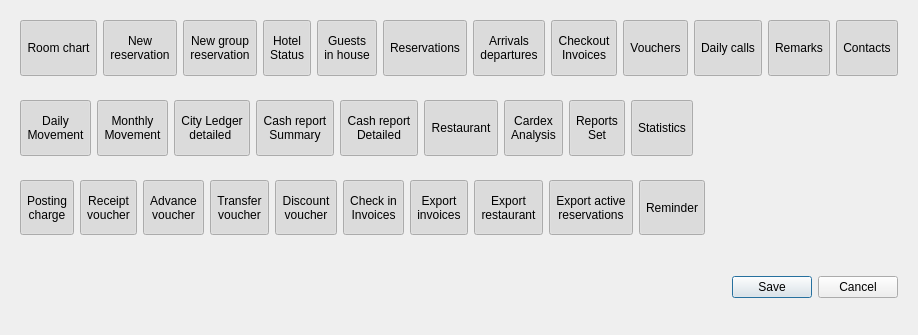
Old version of the form Resort/dlgwelcomebuttonconfig.ui in the repository End1-1/Resort.
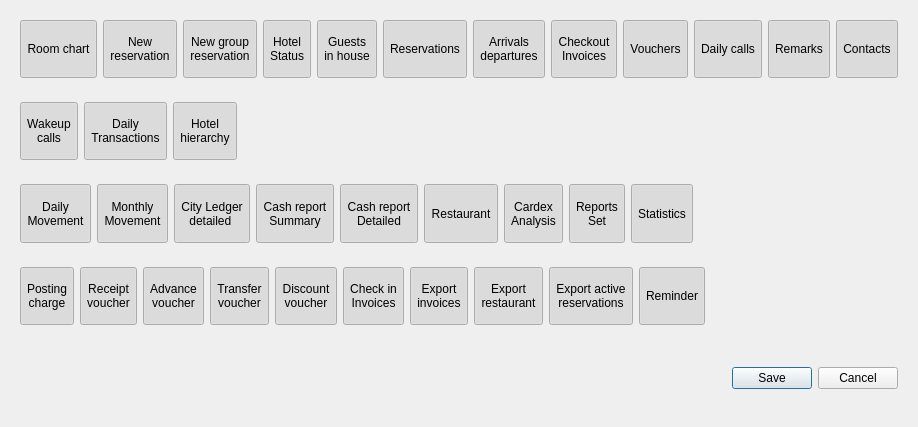
New version of the form. Icons and pictures are not drawn. Custom widgets are drawn as their Qt base class.

The edit to the form file:
```diff
--- a/Resort/dlgwelcomebuttonconfig.ui
+++ b/Resort/dlgwelcomebuttonconfig.ui
@@ -7,7 +7,7 @@
     <x>0</x>
     <y>0</y>
     <width>914</width>
-    <height>335</height>
+    <height>427</height>
    </rect>
   </property>
   <property name="windowTitle">
@@ -618,6 +618,178 @@
      </layout>
     </widget>
    </item>
+   <item>
+    <widget class="QWidget" name="w4" native="true">
+     <layout class="QHBoxLayout" name="horizontalLayout_5">
+      <item>
+       <widget class="EToolbarButton" name="btnWakeupCalls">
+        <property name="minimumSize">
+         <size>
+          <width>0</width>
+          <height>0</height>
+         </size>
+        </property>
+        <property name="maximumSize">
+         <size>
+          <width>555</width>
+          <height>555</height>
+         </size>
+        </property>
+        <property name="focusPolicy">
+         <enum>Qt::NoFocus</enum>
+        </property>
+        <property name="text">
+         <string>Wakeup
+calls</string>
+        </property>
+        <property name="icon">
+         <iconset resource="res.qrc">
+          <normaloff>:/images/alarm.png</normaloff>:/images/alarm.png</iconset>
+        </property>
+        <property name="iconSize">
+         <size>
+          <width>32</width>
+          <height>32</height>
+         </size>
+        </property>
+        <property name="checkable">
+         <bool>true</bool>
+        </property>
+        <property name="checked">
+         <bool>true</bool>
+        </property>
+        <property name="toolButtonStyle">
+         <enum>Qt::ToolButtonTextUnderIcon</enum>
+        </property>
+        <property name="autoRaise">
+         <bool>true</bool>
+        </property>
+        <property name="arrowType">
+         <enum>Qt::NoArrow</enum>
+        </property>
+        <property name="Tag" stdset="0">
+         <string/>
+        </property>
+       </widget>
+      </item>
+      <item>
+       <widget class="EToolbarButton" name="btnDailyTransactions">
+        <property name="minimumSize">
+         <size>
+          <width>0</width>
+          <height>0</height>
+         </size>
+        </property>
+        <property name="maximumSize">
+         <size>
+          <width>555</width>
+          <height>555</height>
+         </size>
+        </property>
+        <property name="focusPolicy">
+         <enum>Qt::NoFocus</enum>
+        </property>
+        <property name="text">
+         <string>Daily
+Transactions</string>
+        </property>
+        <property name="icon">
+         <iconset resource="res.qrc">
+          <normaloff>:/images/category.png</normaloff>:/images/category.png</iconset>
+        </property>
+        <property name="iconSize">
+         <size>
+          <width>32</width>
+          <height>32</height>
+         </size>
+        </property>
+        <property name="checkable">
+         <bool>true</bool>
+        </property>
+        <property name="checked">
+         <bool>true</bool>
+        </property>
+        <property name="toolButtonStyle">
+         <enum>Qt::ToolButtonTextUnderIcon</enum>
+        </property>
+        <property name="autoRaise">
+         <bool>true</bool>
+        </property>
+        <property name="arrowType">
+         <enum>Qt::NoArrow</enum>
+        </property>
+        <property name="Tag" stdset="0">
+         <string/>
+        </property>
+       </widget>
+      </item>
+      <item>
+       <widget class="EToolbarButton" name="btnHotelHierarchy">
+        <property name="minimumSize">
+         <size>
+          <width>0</width>
+          <height>0</height>
+         </size>
+        </property>
+        <property name="maximumSize">
+         <size>
+          <width>555</width>
+          <height>555</height>
+         </size>
+        </property>
+        <property name="focusPolicy">
+         <enum>Qt::NoFocus</enum>
+        </property>
+        <property name="text">
+         <string>Hotel
+hierarchy</string>
+        </property>
+        <property name="icon">
+         <iconset resource="res.qrc">
+          <normaloff>:/images/hierarchy.png</normaloff>:/images/hierarchy.png</iconset>
+        </property>
+        <property name="iconSize">
+         <size>
+          <width>32</width>
+          <height>32</height>
+         </size>
+        </property>
+        <property name="checkable">
+         <bool>true</bool>
+        </property>
+        <property name="checked">
+         <bool>true</bool>
+        </property>
+        <property name="toolButtonStyle">
+         <enum>Qt::ToolButtonTextUnderIcon</enum>
+        </property>
+        <property name="autoRaise">
+         <bool>true</bool>
+        </property>
+        <property name="arrowType">
+         <enum>Qt::NoArrow</enum>
+        </property>
+        <property name="Tag" stdset="0">
+         <string/>
+        </property>
+       </widget>
+      </item>
+      <item>
+       <spacer name="horizontalSpacer_6">
+        <property name="orientation">
+         <enum>Qt::Horizontal</enum>
+        </property>
+        <property name="sizeHint" stdset="0">
+         <size>
+          <width>438</width>
+          <height>20</height>
+         </size>
+        </property>
+       </spacer>
+      </item>
+     </layout>
+    </widget>
+   </item>
    <item>
     <widget class="QWidget" name="w2" native="true">
      <layout class="QHBoxLayout" name="horizontalLayout_3">
```
